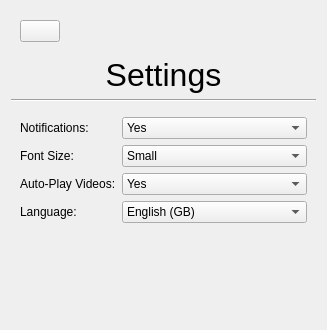
Qt form VideoPlayer/settingspage.ui (sc22be/UI_COURSEWORK_FORK) before a commit; both pictures show x 0 to 327 and y 0 to 330 of the 327 by 499 pixel window.
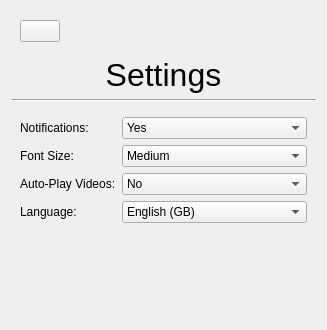
The same form after that commit. Icons and pictures are not drawn.

```diff
--- a/VideoPlayer/settingspage.ui
+++ b/VideoPlayer/settingspage.ui
@@ -116,6 +116,9 @@
           <height>0</height>
          </size>
         </property>
+        <property name="currentIndex">
+         <number>1</number>
+        </property>
         <item>
          <property name="text">
           <string>Small</string>
@@ -154,6 +157,9 @@
           <height>0</height>
          </size>
         </property>
+        <property name="currentIndex">
+         <number>1</number>
+        </property>
         <item>
          <property name="text">
           <string>Yes</string>
```
